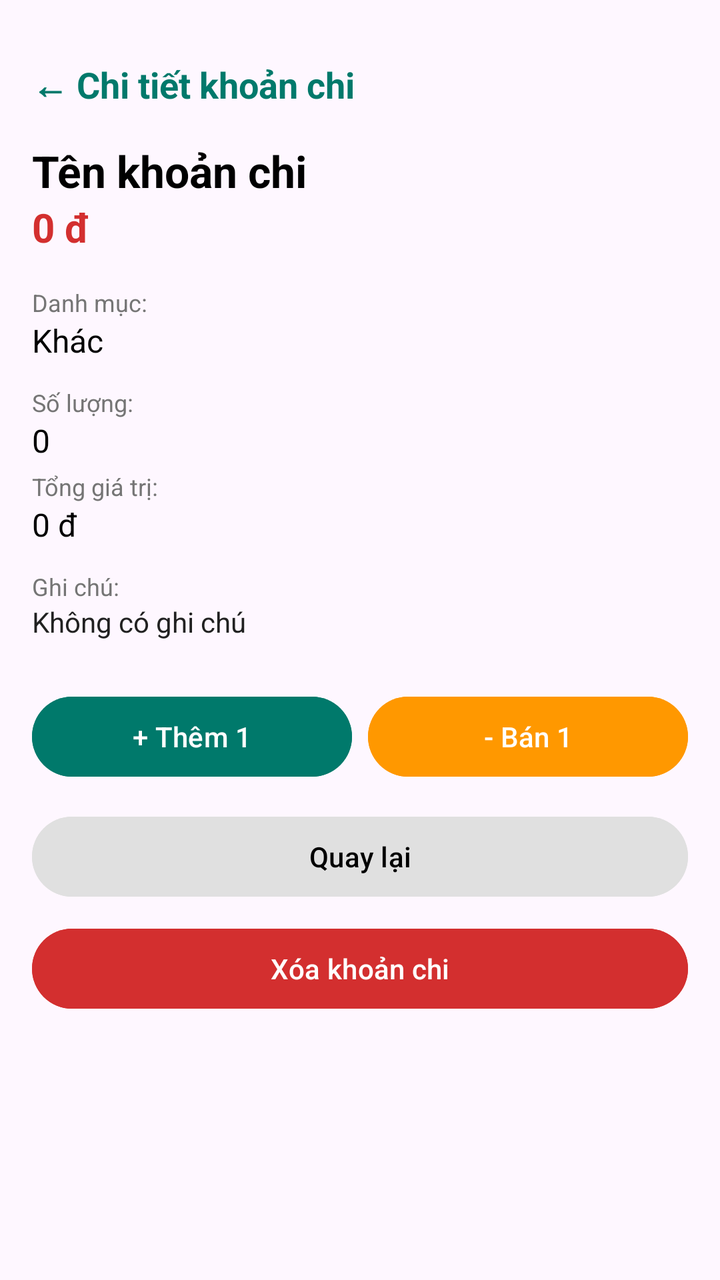
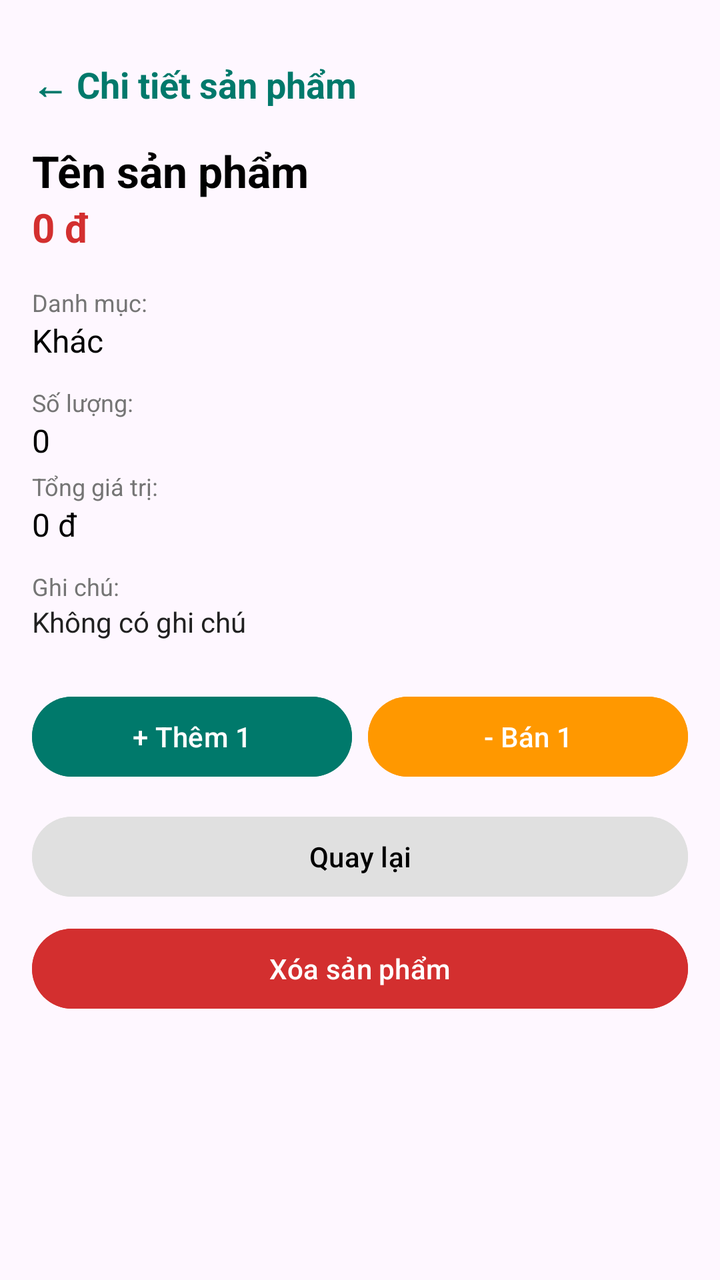

Compare the two renders of this Android layout. The source of the first and the diff that turns it into the second are given below.
<!-- AndroidManifest.xml: application theme Theme.Quanlychitieu -->
<!-- res/layout/activity_product_detail.xml -->
<?xml version="1.0" encoding="utf-8"?>
<ScrollView xmlns:android="http://schemas.android.com/apk/res/android"
    android:layout_width="match_parent"
    android:layout_height="match_parent"
    android:padding="16dp">

    <LinearLayout
        android:layout_width="match_parent"
        android:layout_height="wrap_content"
        android:orientation="vertical">

        
        <TextView
            android:layout_width="match_parent"
            android:layout_height="wrap_content"
            android:text="← Chi tiết khoản chi"
            android:textSize="18sp"
            android:textStyle="bold"
            android:textColor="#00796B"
            android:paddingBottom="16dp"
            android:layout_marginTop="14dp"/>

        
        <TextView
            android:id="@+id/tvName"
            android:layout_width="match_parent"
            android:layout_height="wrap_content"
            android:text="Tên khoản chi"
            android:textSize="22sp"
            android:textStyle="bold"
            android:textColor="#000000" />

        
        <TextView
            android:id="@+id/tvPrice"
            android:layout_width="match_parent"
            android:layout_height="wrap_content"
            android:text="0 đ"
            android:textSize="20sp"
            android:textStyle="bold"
            android:textColor="#D32F2F"
            android:layout_marginBottom="16dp" />

        
        <TextView
            android:layout_width="match_parent"
            android:layout_height="wrap_content"
            android:text="Danh mục:"
            android:textSize="12sp"
            android:textColor="#757575" />

        <TextView
            android:id="@+id/tvCategory"
            android:layout_width="match_parent"
            android:layout_height="wrap_content"
            android:text="Khác"
            android:textSize="16sp"
            android:textColor="#000000"
            android:layout_marginBottom="12dp" />

        
        <TextView
            android:layout_width="match_parent"
            android:layout_height="wrap_content"
            android:text="Số lượng:"
            android:textSize="12sp"
            android:textColor="#757575" />

        <TextView
            android:id="@+id/tvQuantity"
            android:layout_width="match_parent"
            android:layout_height="wrap_content"
            android:text="0"
            android:textSize="16sp"
            android:textColor="#000000"
            android:layout_marginBottom="4dp" />

        
        <TextView
            android:id="@+id/tvLowStockWarning"
            android:layout_width="match_parent"
            android:layout_height="wrap_content"
            android:text="⚠️ Cảnh báo: Số lượng sắp hết (&lt; 5)"
            android:textColor="#D32F2F"
            android:textSize="12sp"
            android:textStyle="bold"
            android:visibility="gone"
            android:layout_marginBottom="12dp" />

        
        <TextView
            android:layout_width="match_parent"
            android:layout_height="wrap_content"
            android:text="Tổng giá trị:"
            android:textSize="12sp"
            android:textColor="#757575" />

        <TextView
            android:id="@+id/tvTotalValue"
            android:layout_width="match_parent"
            android:layout_height="wrap_content"
            android:text="0 đ"
            android:textSize="16sp"
            android:textColor="#000000"
            android:layout_marginBottom="12dp" />

        
        <TextView
            android:layout_width="match_parent"
            android:layout_height="wrap_content"
            android:text="Ghi chú:"
            android:textSize="12sp"
            android:textColor="#757575" />

        <TextView
            android:id="@+id/tvDesc"
            android:layout_width="match_parent"
            android:layout_height="wrap_content"
            android:text="Không có ghi chú"
            android:textSize="14sp"
            android:textColor="#212121"
            android:layout_marginBottom="24dp" />

        
        <LinearLayout
            android:layout_width="match_parent"
            android:layout_height="wrap_content"
            android:orientation="horizontal"
            android:layout_marginBottom="12dp">

            <Button
                android:id="@+id/btnAddOne"
                android:layout_width="0dp"
                android:layout_height="wrap_content"
                android:layout_weight="1"
                android:text="+ Thêm 1"
                android:backgroundTint="#00796B"
                android:textColor="#FFFFFF"
                android:layout_marginEnd="8dp" />

            <Button
                android:id="@+id/btnSellOne"
                android:layout_width="0dp"
                android:layout_height="wrap_content"
                android:layout_weight="1"
                android:text="- Bán 1"
                android:backgroundTint="#FF9800"
                android:textColor="#FFFFFF" />
        </LinearLayout>

        
        <Button
            android:id="@+id/btnBack"
            android:layout_width="match_parent"
            android:layout_height="wrap_content"
            android:text="Quay lại"
            android:backgroundTint="#E0E0E0"
            android:textColor="#000000"
            android:layout_marginBottom="8dp" />

        
        <Button
            android:id="@+id/btnDelete"
            android:layout_width="match_parent"
            android:layout_height="wrap_content"
            android:text="Xóa khoản chi"
            android:backgroundTint="#D32F2F"
            android:textColor="#FFFFFF" />

    </LinearLayout>
</ScrollView>
<!-- resources referenced by this layout -->
<resources>
  <style name="Theme.Quanlychitieu" parent="Base.Theme.Quanlychitieu" />
  <style name="Base.Theme.Quanlychitieu" parent="Theme.Material3.DayNight.NoActionBar">
          
          
      </style>
</resources>

<!-- the commit's change to res/layout/activity_product_detail.xml (unified diff, before → after) -->
@@ -13,7 +13,7 @@
         <TextView
             android:layout_width="match_parent"
             android:layout_height="wrap_content"
-            android:text="← Chi tiết khoản chi"
+            android:text="← Chi tiết sản phẩm "
             android:textSize="18sp"
             android:textStyle="bold"
             android:textColor="#00796B"
@@ -25,7 +25,7 @@
             android:id="@+id/tvName"
             android:layout_width="match_parent"
             android:layout_height="wrap_content"
-            android:text="Tên khoản chi"
+            android:text="Tên sản phẩm"
             android:textSize="22sp"
             android:textStyle="bold"
             android:textColor="#000000" />
@@ -163,7 +163,7 @@
             android:id="@+id/btnDelete"
             android:layout_width="match_parent"
             android:layout_height="wrap_content"
-            android:text="Xóa khoản chi"
+            android:text="Xóa sản phẩm"
             android:backgroundTint="#D32F2F"
             android:textColor="#FFFFFF" />
 
